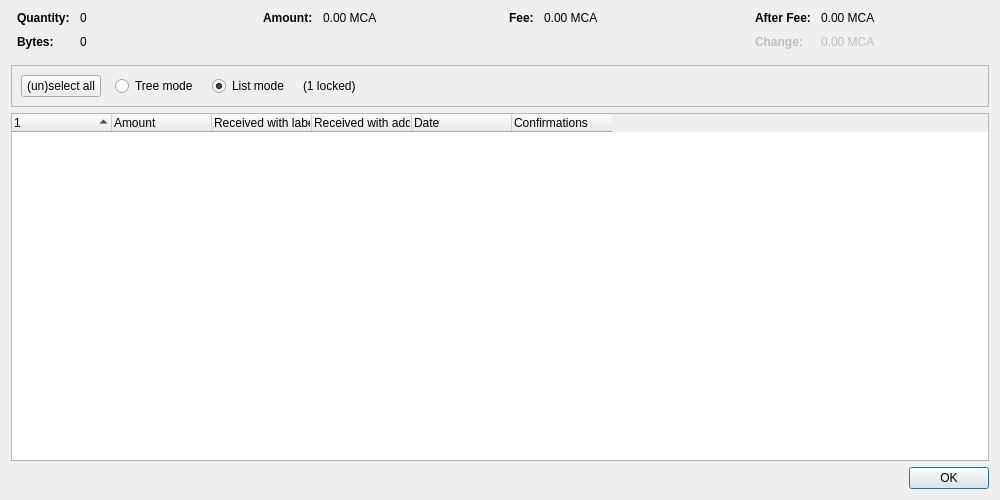
Above: src/qt/forms/coincontroldialog.ui from Mercatura-Core/Mercatura-Core before the change. Below: the same form after it.
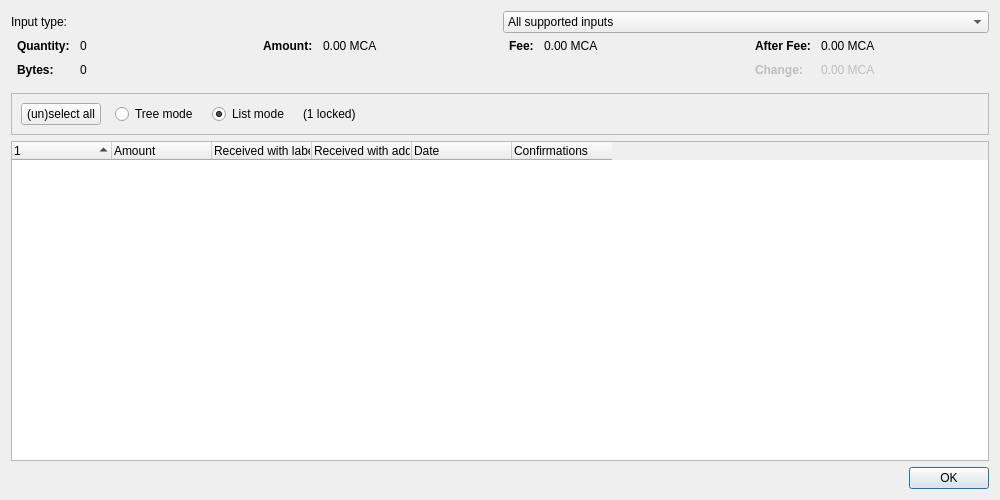
That is the form after the change. Custom widgets are drawn as their Qt base class.

What changed in the file:
```diff
--- a/src/qt/forms/coincontroldialog.ui
+++ b/src/qt/forms/coincontroldialog.ui
@@ -14,6 +14,15 @@
    <string>Coin Selection</string>
   </property>
   <layout class="QVBoxLayout" name="verticalLayout">
+   <item><layout class="QHBoxLayout" name="inputTypeLayout">
+    <item><widget class="QLabel" name="inputTypeLabel"><property name="text"><string>Input type:</string></property><property name="buddy"><cstring>inputTypeFilter</cstring></property></widget></item>
+    <item><widget class="QComboBox" name="inputTypeFilter">
+     <property name="toolTip"><string>Filter the coins shown. The Send spending mode still restricts funding. Selected conflicting inputs remain visible so you can deselect them.</string></property>
+     <item><property name="text"><string>All supported inputs</string></property></item>
+     <item><property name="text"><string>Standard PQ (v2)</string></property></item>
+     <item><property name="text"><string>MercaWeave (v3)</string></property></item>
+    </widget></item>
+   </layout></item>
    <item>
     <layout class="QHBoxLayout" name="horizontalLayoutTop" stretch="0,0,0,0">
      <property name="topMargin">
```
